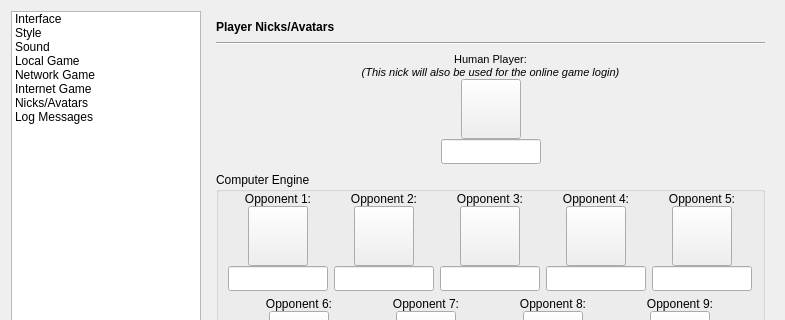
pokerth/pokerth, file src/gui/qt/settingsdialog.ui: the form before one commit; both pictures show x 0 to 785 and y 0 to 320 of the 785 by 530 pixel window.
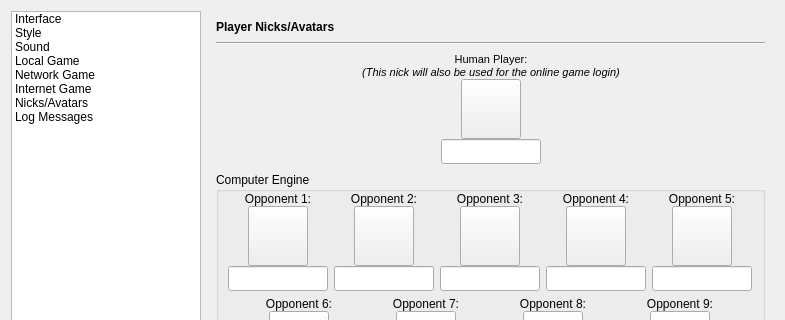
The form after the commit. The open tabs and pages were chosen to show the change. Icons and pictures are not drawn. Custom widgets are drawn as their Qt base class.

Patch:
```diff
--- a/src/gui/qt/settingsdialog.ui
+++ b/src/gui/qt/settingsdialog.ui
@@ -1752,6 +1752,12 @@
              <property name="orientation">
               <enum>Qt::Horizontal</enum>
              </property>
+             <property name="sizeHint" stdset="0">
+              <size>
+               <width>0</width>
+               <height>0</height>
+              </size>
+             </property>
             </spacer>
            </item>
            <item row="0" column="1" colspan="3">
@@ -1773,6 +1779,12 @@
              <property name="orientation">
               <enum>Qt::Horizontal</enum>
              </property>
+             <property name="sizeHint" stdset="0">
+              <size>
+               <width>0</width>
+               <height>0</height>
+              </size>
+             </property>
             </spacer>
            </item>
            <item row="1" column="0" colspan="5">
```
Left out of the diff: 10 changed lines with no effect on the pictures.
